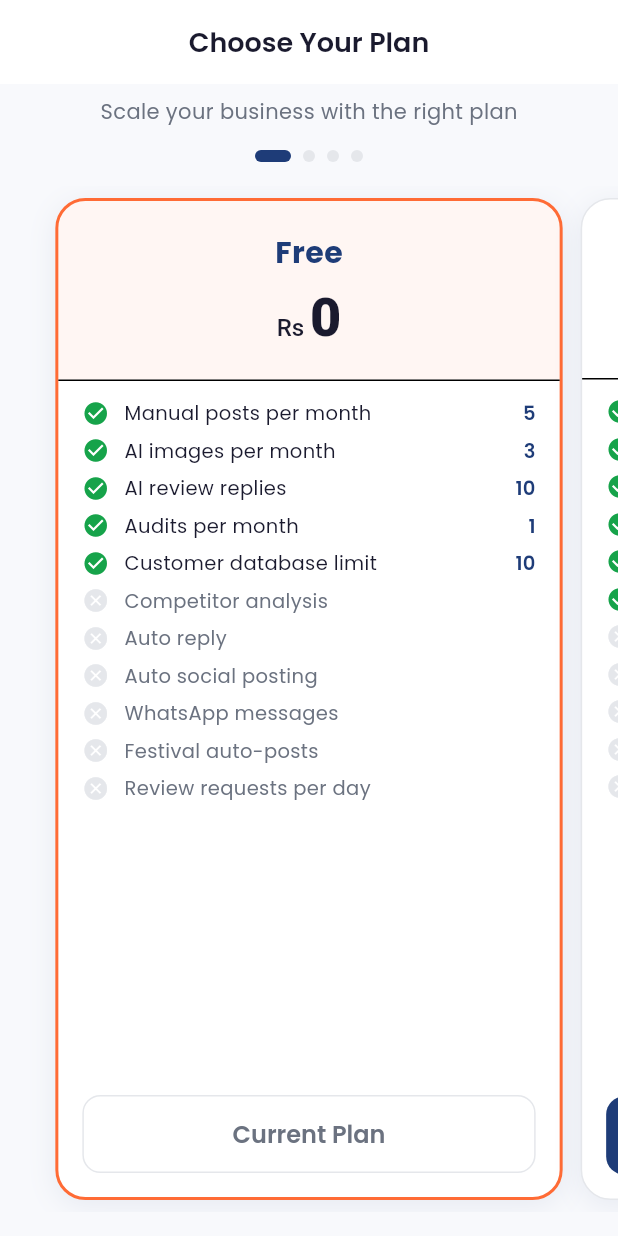
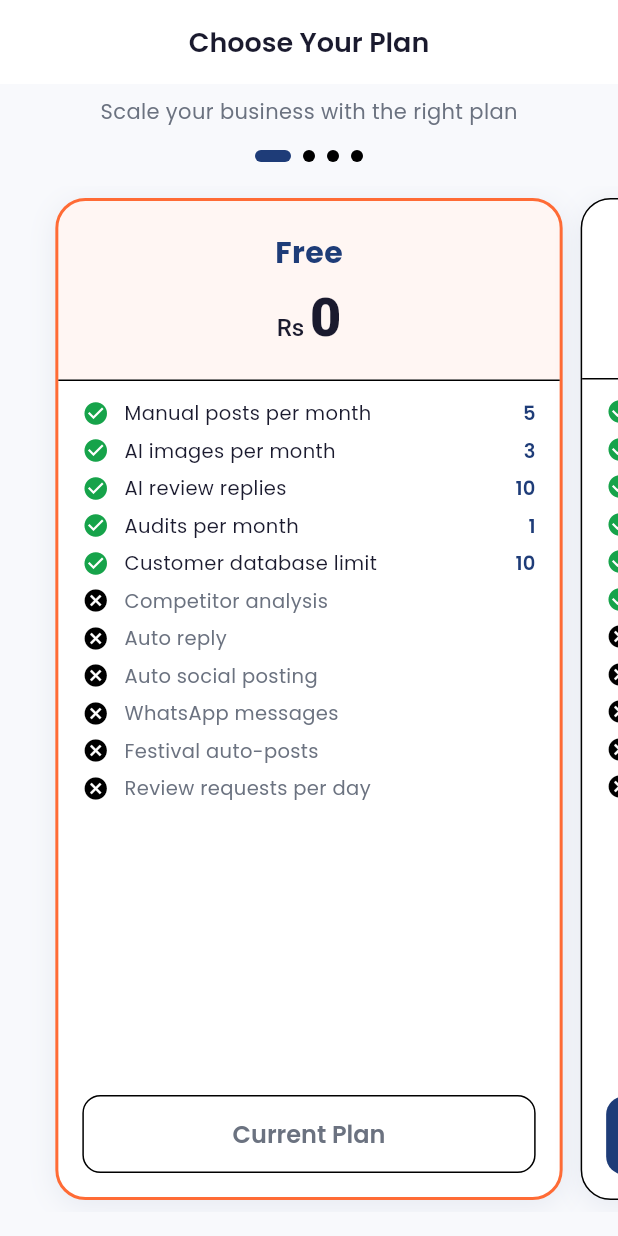
Before and after one commit to optimus-prime-01/promoto-app, a Flutter app: the SubscriptionScreen screen opened by its route, on a phone screen of 412 x 824 dp. Run offline on Flutter 3.47's test engine with Material 3 defaults, Android fonts, the phone set to English and light mode, and no system bars; our stand-ins replace cached_network_image, dio, firebase_auth, firebase_core, flutter_riverpod, go_router and 8 more; missing offline and left inert: razorpay_flutter; accounts and stored records are empty; network calls fail.

Commit message:
fix: make all screens dark mode compatible

```diff
--- a/lib/screens/subscription/subscription_screen.dart
+++ b/lib/screens/subscription/subscription_screen.dart
@@ -268,8 +268,8 @@ class _SubscriptionScreenState extends ConsumerState<SubscriptionScreen> {
                 height: 8,
                 decoration: BoxDecoration(
                   color: _currentPage == index
-                      ? AppColors.navy
-                      : AppColors.border,
+                      ? Theme.of(context).colorScheme.primary
+                      : Theme.of(context).dividerColor,
                   borderRadius: BorderRadius.circular(4),
                 ),
               );
@@ -325,19 +325,19 @@ class _PlanCard extends StatelessWidget {
         children: [
           Container(
             decoration: BoxDecoration(
-              color: AppColors.white,
+              color: Theme.of(context).cardColor,
               borderRadius: BorderRadius.circular(20),
               border: Border.all(
                 color: isCurrent
                     ? AppColors.orange
                     : plan.isPopular
-                        ? AppColors.navy
-                        : AppColors.border,
+                        ? Theme.of(context).colorScheme.primary
+                        : Theme.of(context).dividerColor,
                 width: isCurrent || plan.isPopular ? 2.0 : 1.0,
               ),
               boxShadow: [
                 BoxShadow(
-                  color: AppColors.navy.withValues(alpha: 0.08),
+                  color: Theme.of(context).colorScheme.primary.withValues(alpha: 0.08),
                   blurRadius: 16,
                   offset: const Offset(0, 4),
                 ),
@@ -356,7 +356,7 @@ class _PlanCard extends StatelessWidget {
                     color: isCurrent
                         ? AppColors.orange.withValues(alpha: 0.06)
                         : plan.isPopular
-                            ? AppColors.navy.withValues(alpha: 0.04)
+                            ? Theme.of(context).colorScheme.primary.withValues(alpha: 0.04)
                             : Colors.transparent,
                     borderRadius: const BorderRadius.vertical(
                       top: Radius.circular(18),
@@ -366,39 +366,39 @@ class _PlanCard extends StatelessWidget {
                     children: [
                       Text(
                         plan.name,
-                        style: const TextStyle(
+                        style: TextStyle(
                           fontSize: 20,
                           fontWeight: FontWeight.w700,
-                          color: AppColors.navy,
+                          color: Theme.of(context).colorScheme.primary,
                         ),
                       ),
                       const SizedBox(height: 8),
                       RichText(
                         text: TextSpan(
                           children: [
-                            const TextSpan(
+                            TextSpan(
                               text: 'Rs ',
                               style: TextStyle(
                                 fontSize: 16,
                                 fontWeight: FontWeight.w500,
-                                color: AppColors.textPrimary,
+                                color: Theme.of(context).colorScheme.onSurface,
                               ),
                             ),
                             TextSpan(
                               text: plan.pricePerMonth.toString(),
-                              style: const TextStyle(
+                              style: TextStyle(
                                 fontSize: 36,
                                 fontWeight: FontWeight.w800,
-                                color: AppColors.textPrimary,
+                                color: Theme.of(context).colorScheme.onSurface,
                               ),
                             ),
                             if (plan.pricePerMonth > 0)
-                              const TextSpan(
+                              TextSpan(
                                 text: '/mo',
                                 style: TextStyle(
                                   fontSize: 14,
                                   fontWeight: FontWeight.w400,
-                                  color: AppColors.textSecondary,
+                                  color: Theme.of(context).textTheme.bodyMedium?.color,
                                 ),
                               ),
                           ],
@@ -432,16 +432,16 @@ class _PlanCard extends StatelessWidget {
                         ? OutlinedButton(
                             onPressed: null,
                             style: OutlinedButton.styleFrom(
-                              side: const BorderSide(color: AppColors.border),
+                              side: BorderSide(color: Theme.of(context).dividerColor),
                               padding: const EdgeInsets.symmetric(vertical: 14),
                               shape: RoundedRectangleBorder(
                                 borderRadius: BorderRadius.circular(12),
                               ),
                             ),
-                            child: const Text(
+                            child: Text(
                               'Current Plan',
                               style: TextStyle(
-                                color: AppColors.textSecondary,
+                                color: Theme.of(context).textTheme.bodyMedium?.color,
                                 fontWeight: FontWeight.w600,
                               ),
                             ),
@@ -451,7 +451,7 @@ class _PlanCard extends StatelessWidget {
                             style: ElevatedButton.styleFrom(
                               backgroundColor: plan.isPopular
                                   ? AppColors.orange
-                                  : AppColors.navy,
+                                  : Theme.of(context).colorScheme.primary,
                               padding: const EdgeInsets.symmetric(vertical: 14),
                               shape: RoundedRectangleBorder(
                                 borderRadius: BorderRadius.circular(12),
@@ -534,7 +534,7 @@ class _FeatureRow extends StatelessWidget {
         Icon(
           feature.available ? Icons.check_circle : Icons.cancel,
           size: 18,
-          color: feature.available ? AppColors.success : AppColors.border,
+          color: feature.available ? AppColors.success : Theme.of(context).dividerColor,
         ),
         const SizedBox(width: 10),
         Expanded(
@@ -543,18 +543,18 @@ class _FeatureRow extends StatelessWidget {
             style: TextStyle(
               fontSize: 13,
               color: feature.available
-                  ? AppColors.textPrimary
-                  : AppColors.textSecondary,
+                  ? Theme.of(context).colorScheme.onSurface
+                  : Theme.of(context).textTheme.bodyMedium?.color,
             ),
           ),
         ),
         if (feature.value != null && feature.available)
           Text(
             feature.value!,
-            style: const TextStyle(
+            style: TextStyle(
               fontSize: 13,
               fontWeight: FontWeight.w600,
-              color: AppColors.navy,
+              color: Theme.of(context).colorScheme.primary,
             ),
           ),
       ],
```
Also changed, not shown: lib/screens/audit/audit_screen.dart (+7 -7 lines), lib/screens/customers/customers_screen.dart (+23 -23 lines), lib/screens/dashboard/dashboard_screen.dart (+10 -10 lines), lib/screens/posts/posts_screen.dart (+50 -43 lines), lib/screens/profile/profile_screen.dart (+8 -7 lines), lib/screens/reviews/reviews_screen.dart (+14 -14 lines).
